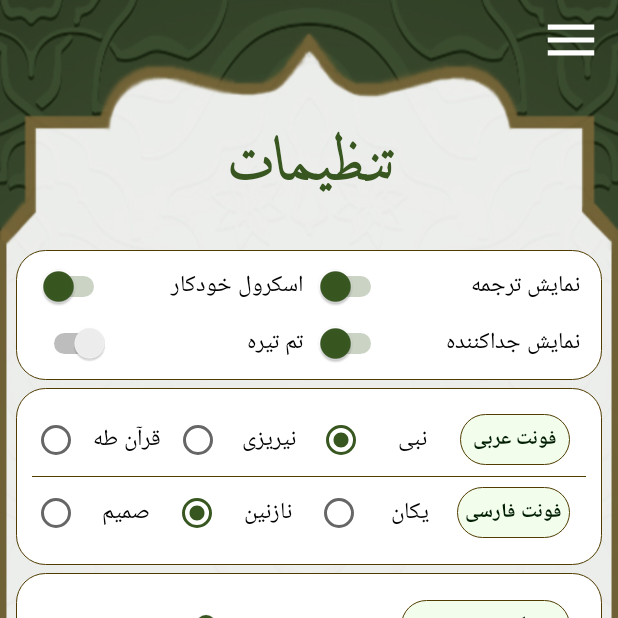
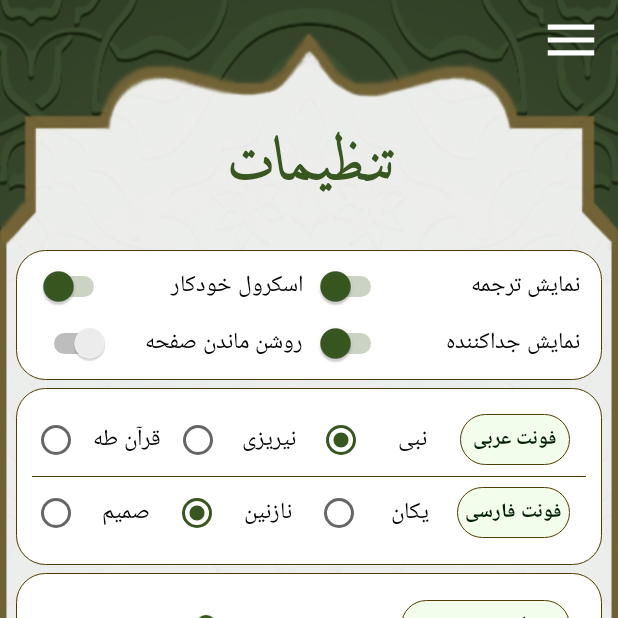
Before and after one commit to mohammadyt9731/Arbaeen-Pilgirmage, an Android app: the SettingFragment screen opened through its navigation route, on a phone screen of 412 x 824 dp, the top half of it. Run offline under Robolectric (Android 15) with nearby library versions, the phone set to English and light mode, and no system bars; our stand-ins replace Room's generated code, sdp/ssp sizes; Roboto replaces fonts that are not available here.

Commit message:
-fux bug -add screen on in SettingFragment

```diff
--- a/app/src/main/java/com/ttp/ziaratarbaeen/activities/MainActivity.java
+++ b/app/src/main/java/com/ttp/ziaratarbaeen/activities/MainActivity.java
@@ -2,6 +2,7 @@ package com.ttp.ziaratarbaeen.activities;
 
 import android.os.Bundle;
 import android.view.Gravity;
+import android.view.WindowManager;
 
 import androidx.appcompat.app.AppCompatActivity;
 import androidx.navigation.fragment.NavHostFragment;
@@ -14,6 +15,7 @@ import com.ttp.ziaratarbaeen.dialogs.AboutUsDialog;
 import com.ttp.ziaratarbaeen.dialogs.CommentDialog;
 import com.ttp.ziaratarbaeen.dialogs.ExitDialog;
 import com.ttp.ziaratarbaeen.utils.MyIntent;
+import com.ttp.ziaratarbaeen.utils.ProgramSetting;
 import com.ttp.ziaratarbaeen.utils.UseFullMethod;
 
 
@@ -21,6 +23,7 @@ public class MainActivity extends AppCompatActivity {
 
     private ActivityMainBinding binding;
     private NavHostFragment navHostFragment;
+
 
     @Override
     protected void onCreate(Bundle savedInstanceState) {
@@ -30,6 +33,7 @@ public class MainActivity extends AppCompatActivity {
 
 
         init();
+        checkScreenOn();
         setOnClick();
         setUpMenu();
         addDefaultMention();
@@ -41,6 +45,15 @@ public class MainActivity extends AppCompatActivity {
     private void init() {
         navHostFragment = (NavHostFragment) getSupportFragmentManager()
                 .findFragmentById(R.id.fragmentContainerView_activityMain);
+
+
+    }
+
+    public void checkScreenOn(){
+        if (new ProgramSetting(this).isScreenOn())
+            getWindow().addFlags(WindowManager.LayoutParams.FLAG_KEEP_SCREEN_ON);
+        else
+            getWindow().clearFlags(WindowManager.LayoutParams.FLAG_KEEP_SCREEN_ON);
     }
 
     private void setOnClick() {
@@ -137,9 +150,13 @@ public class MainActivity extends AppCompatActivity {
     @Override
     public void onBackPressed() {
 
-        if (navHostFragment.getNavController().getCurrentDestination().getId() == R.id.mainFragment)
-            new ExitDialog(this).show();
-        else
-            super.onBackPressed();
+        if (binding.drawerLayout.isDrawerOpen(Gravity.RIGHT))
+            binding.drawerLayout.closeDrawer(Gravity.RIGHT);
+        else {
+            if (navHostFragment.getNavController().getCurrentDestination().getId() == R.id.mainFragment)
+                new ExitDialog(this).show();
+            else
+                super.onBackPressed();
+        }
     }
 }
--- a/app/src/main/java/com/ttp/ziaratarbaeen/fragments/SettingFragment.java
+++ b/app/src/main/java/com/ttp/ziaratarbaeen/fragments/SettingFragment.java
@@ -13,6 +13,7 @@ import androidx.core.content.res.ResourcesCompat;
 import androidx.fragment.app.Fragment;
 
 import com.ttp.ziaratarbaeen.R;
+import com.ttp.ziaratarbaeen.activities.MainActivity;
 import com.ttp.ziaratarbaeen.databinding.FragmentSettingBinding;
 import com.ttp.ziaratarbaeen.utils.MyConstants;
 import com.ttp.ziaratarbaeen.utils.ProgramSetting;
@@ -46,7 +47,7 @@ public class SettingFragment extends Fragment {
         binding.switchAutoScrollFragmentSetting.setChecked(programSetting.isAutoScroll());
         binding.switchShowTranslationFragmentSetting.setChecked(programSetting.isShowTranslation());
         binding.switchShowSeparatorFragmentSetting.setChecked(programSetting.isShowSeparator());
-        binding.switchDarkThemeFragmentSetting.setChecked(programSetting.isDarkTheme());
+        binding.switchScreenOnFragmentSetting.setChecked(programSetting.isScreenOn());
 
         binding.sliderArabicTextSizeFragmentSetting.setValue(programSetting.getArabicTextSize());
         binding.sliderPersianTextSizeFragmentSetting.setValue(programSetting.getPersianTextSize());
@@ -152,20 +153,22 @@ public class SettingFragment extends Fragment {
                     programSetting.setShowSeparator(isChecked);
                     setVisibility(null, isChecked);
                     break;
-                case R.id.switch_darkTheme_fragmentSetting:
-                    programSetting.setDarkTheme(isChecked);
+                case R.id.switch_screenOn_fragmentSetting:
+                    programSetting.setScreenOn(isChecked);
+
                     break;
 
 
             }
 
             programSetting.updateSetting(getActivity());
+            ((MainActivity) requireActivity()).checkScreenOn();
         };
 
         binding.switchAutoScrollFragmentSetting.setOnCheckedChangeListener(checkedChangeListener);
         binding.switchShowTranslationFragmentSetting.setOnCheckedChangeListener(checkedChangeListener);
         binding.switchShowSeparatorFragmentSetting.setOnCheckedChangeListener(checkedChangeListener);
-        binding.switchDarkThemeFragmentSetting.setOnCheckedChangeListener(checkedChangeListener);
+        binding.switchScreenOnFragmentSetting.setOnCheckedChangeListener(checkedChangeListener);
 
         binding.rgArabicFontFragmentSetting.setOnCheckedChangeListener((radioGroup, i) -> {
 
--- a/app/src/main/java/com/ttp/ziaratarbaeen/utils/MyIntent.java
+++ b/app/src/main/java/com/ttp/ziaratarbaeen/utils/MyIntent.java
@@ -17,7 +17,7 @@ public class MyIntent {
             shareIntent.setType("text/plain");
 
             String shareMessage =
-                    context.getString(R.string.app_link_download) + context.getString(R.string.app_name) +
+                    context.getString(R.string.app_link_download) + context.getString(R.string.app_name) + "\n" +
                             context.getString(R.string.market_app_id) + context.getPackageName();
 
             shareIntent.putExtra(Intent.EXTRA_TEXT, shareMessage);
@@ -70,7 +70,7 @@ public class MyIntent {
         try {
 
             Intent emailIntent = new Intent(Intent.ACTION_SENDTO);
-            emailIntent.setType("mailto:");
+            emailIntent.setData(Uri.parse("mailto:"));
 
             emailIntent.putExtra(Intent.EXTRA_EMAIL, context.getString(R.string.email_address));
             emailIntent.putExtra(Intent.EXTRA_SUBJECT, context.getString(R.string.app_name));
--- a/app/src/main/java/com/ttp/ziaratarbaeen/utils/ProgramSetting.java
+++ b/app/src/main/java/com/ttp/ziaratarbaeen/utils/ProgramSetting.java
@@ -7,7 +7,7 @@ public class ProgramSetting {
     boolean autoScroll;
     boolean showTranslation;
     boolean showSeparator;
-    boolean darkTheme;
+    boolean screenOn;
 
     int arabicTextSize;
     int persianTextSize;
@@ -27,7 +27,7 @@ public class ProgramSetting {
             autoScroll = MyConstants.AUTO_SCROLL;
             showTranslation = MyConstants.SHOW_TRANSLATION;
             showSeparator = MyConstants.SHOW_SEPARATOR;
-            darkTheme = MyConstants.DARK_THEME;
+            screenOn = MyConstants.DARK_THEME;
 
             arabicTextSize = MyConstants.DEFAULT_ARABIC_TEXT_SIZE;
             persianTextSize = MyConstants.DEFAULT_PERSIAN_TEXT_SIZE;
@@ -45,7 +45,7 @@ public class ProgramSetting {
             autoScroll = savedSetting.isAutoScroll();
             showTranslation = savedSetting.isShowTranslation();
             showSeparator = savedSetting.isShowSeparator();
-            darkTheme = savedSetting.isDarkTheme();
+            screenOn = savedSetting.isScreenOn();
 
             arabicTextSize = savedSetting.getArabicTextSize();
             persianTextSize = savedSetting.getPersianTextSize();
@@ -62,6 +62,7 @@ public class ProgramSetting {
 
     public void updateSetting(Context context) {
         MySharedPreference.getInstance(context).putProgramSetting(this);
+
     }
     /////////////////////////////////////////////////////////////////////////////////////
 
@@ -77,8 +78,8 @@ public class ProgramSetting {
         return showSeparator;
     }
 
-    public boolean isDarkTheme() {
-        return darkTheme;
+    public boolean isScreenOn() {
+        return screenOn;
     }
 
 
@@ -116,8 +117,8 @@ public class ProgramSetting {
         this.showSeparator = showSeparator;
     }
 
-    public void setDarkTheme(boolean darkTheme) {
-        this.darkTheme = darkTheme;
+    public void setScreenOn(boolean screenOn) {
+        this.screenOn = screenOn;
     }
 
     public void setArabicTextSize(int arabicTextSize) {
--- a/app/src/main/res/layout/activity_main.xml
+++ b/app/src/main/res/layout/activity_main.xml
@@ -6,7 +6,7 @@
     android:layout_width="match_parent"
     android:layout_height="match_parent"
     android:background="@drawable/bg_main"
-    android:keepScreenOn="true"
+
     tools:context=".activities.MainActivity"
     tools:openDrawer="right">
 
--- a/app/src/main/res/layout/fragment_setting.xml
+++ b/app/src/main/res/layout/fragment_setting.xml
@@ -61,14 +61,14 @@
                     style="@style/switch_style"
                     android:layout_marginTop="@dimen/_8sdp"
                     android:text="@string/show_separator"
-                    app:layout_constraintLeft_toRightOf="@id/switch_darkTheme_fragmentSetting"
+                    app:layout_constraintLeft_toRightOf="@id/switch_screenOn_fragmentSetting"
                     app:layout_constraintRight_toRightOf="parent"
                     app:layout_constraintTop_toBottomOf="@id/switch_showTranslation_fragmentSetting" />
 
                 <Switch
-                    android:id="@+id/switch_darkTheme_fragmentSetting"
+                    android:id="@+id/switch_screenOn_fragmentSetting"
                     style="@style/switch_style"
-                    android:text="@string/dark_theme"
+                    android:text="@string/screen_on"
                     app:layout_constraintLeft_toLeftOf="parent"
                     app:layout_constraintRight_toLeftOf="@id/switch_showSeparator_fragmentSetting"
                     app:layout_constraintTop_toTopOf="@id/switch_showSeparator_fragmentSetting" />
--- a/app/src/main/res/values/strings.xml
+++ b/app/src/main/res/values/strings.xml
@@ -152,7 +152,7 @@
     <string name="auto_scroll">اسکرول خودکار</string>
     <string name="show_translation">نمایش ترجمه</string>
     <string name="show_separator">نمایش جداکننده</string>
-    <string name="dark_theme">تم تیره</string>
+    <string name="screen_on">روشن ماندن صفحه</string>
 
     <string name="arabic_font_1">قرآن طه</string>
     <string name="arabic_font_2">نیریزی</string>
```
Also changed, not shown: app/src/main/java/com/ttp/ziaratarbaeen/adapter/PilgrimageAdapter.java (+33 -39 lines).
